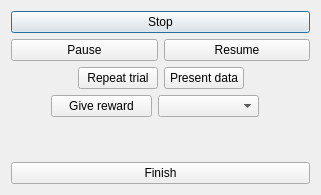
Old version of the form UI/control_session_board.ui in the repository KehatSudri/Behavior_System2.0.
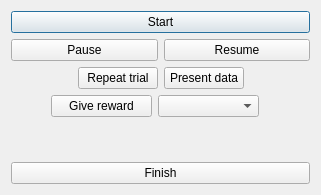
New version of the form.

Commit message: start trial - progress part 1

The edit to the form file:
```diff
--- a/UI/control_session_board.ui
+++ b/UI/control_session_board.ui
@@ -19,7 +19,7 @@
      <item>
       <widget class="QPushButton" name="stop_pushButton">
        <property name="text">
-        <string>Stop</string>
+        <string>Start</string>
        </property>
       </widget>
      </item>
```
Left out of the diff: 6 changed lines with no effect on the pictures. The commit also changes 3 other files.
